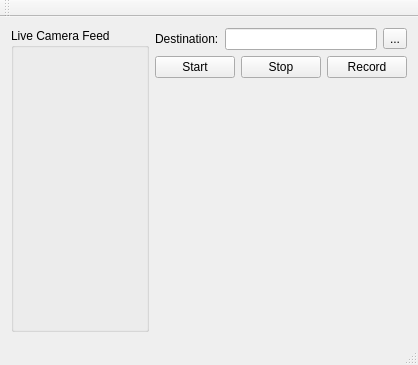
Old version of the form interface/mainwindow.ui in the repository fchacon20/PDI_2017.
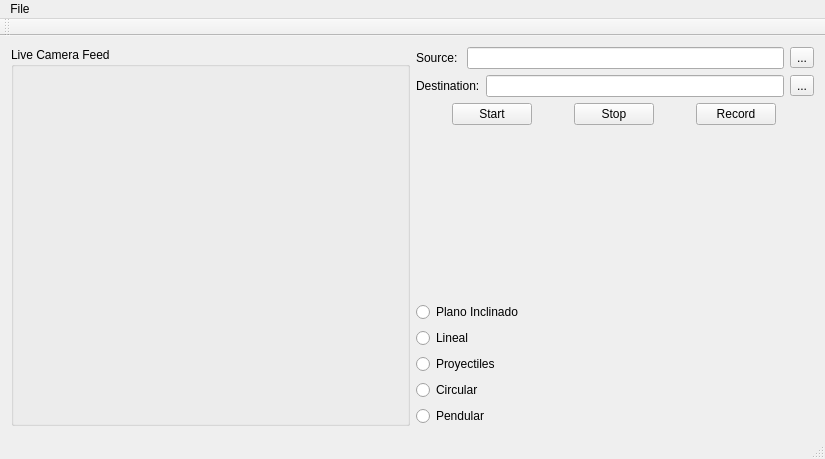
New version of the form.

Commit message: Agregados botones para eleccion de movimiento

The edit to the form file:
```diff
--- a/interface/mainwindow.ui
+++ b/interface/mainwindow.ui
@@ -6,8 +6,8 @@
    <rect>
     <x>0</x>
     <y>0</y>
-    <width>418</width>
-    <height>365</height>
+    <width>825</width>
+    <height>459</height>
    </rect>
   </property>
   <property name="windowTitle">
@@ -42,6 +42,27 @@
       <property name="sizeConstraint">
        <enum>QLayout::SetFixedSize</enum>
       </property>
+      <item>
+       <layout class="QHBoxLayout" name="horizontalLayout_7">
+        <item>
+         <widget class="QLabel" name="label">
+          <property name="text">
+           <string>Source: </string>
+          </property>
+         </widget>
+        </item>
+        <item>
+         <widget class="QLineEdit" name="lineEdit_2"/>
+        </item>
+        <item>
+         <widget class="QToolButton" name="toolButton_2">
+          <property name="text">
+           <string>...</string>
+          </property>
+         </widget>
+        </item>
+       </layout>
+      </item>
       <item>
        <layout class="QHBoxLayout" name="horizontalLayout">
         <item>
@@ -132,6 +153,62 @@
         </property>
        </spacer>
       </item>
+      <item>
+       <widget class="QRadioButton" name="radioButton_2">
+        <property name="enabled">
+         <bool>true</bool>
+        </property>
+        <property name="maximumSize">
+         <size>
+          <width>150</width>
+          <height>16777215</height>
+         </size>
+        </property>
+        <property name="text">
+         <string>Plano Inclinado</string>
+        </property>
+       </widget>
+      </item>
+      <item>
+       <widget class="QRadioButton" name="radioButton">
+        <property name="maximumSize">
+         <size>
+          <width>150</width>
+          <height>16777215</height>
+         </size>
+        </property>
+        <property name="text">
+         <string>Lineal</string>
+        </property>
+       </widget>
+      </item>
+      <item>
+       <widget class="QRadioButton" name="radioButton_3">
+        <property name="maximumSize">
+         <size>
+          <width>150</width>
+          <height>16777215</height>
+         </size>
+        </property>
+        <property name="text">
+         <string>Proyectiles</string>
+        </property>
+       </widget>
+      </item>
+      <item>
+       <widget class="QRadioButton" name="radioButton_4">
+        <property name="text">
+         <string>Circular</string>
+        </property>
+       </widget>
+      </item>
+      <item>
+       <widget class="QRadioButton" name="radioButton_5">
+        <property name="text">
+         <string>Pendular</string>
+        </property>
+       </widget>
+      </item>
      </layout>
     </item>
    </layout>
@@ -141,10 +218,17 @@
     <rect>
      <x>0</x>
      <y>0</y>
-     <width>418</width>
-     <height>19</height>
+     <width>825</width>
+     <height>22</height>
     </rect>
    </property>
+   <widget class="QMenu" name="menuFile">
+    <property name="title">
+     <string>File</string>
+    </property>
+    <addaction name="actionExit"/>
+   </widget>
+   <addaction name="menuFile"/>
   </widget>
   <widget class="QToolBar" name="mainToolBar">
    <attribute name="toolBarArea">
```
Left out of the diff: 26 changed lines with no effect on the pictures. The commit also changes 1 other file.
